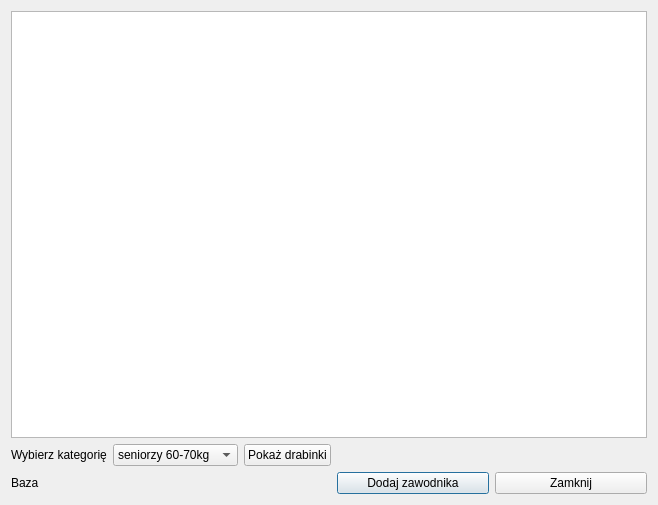
maciejszczesny/segregator, file drabinki.ui: the form before one commit.
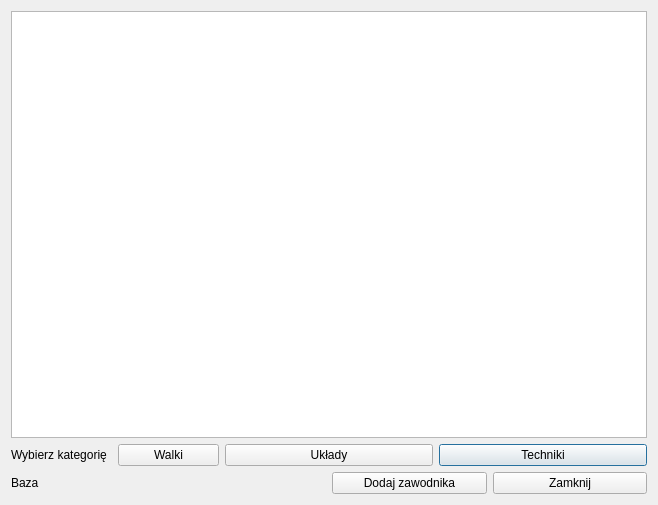
The form after the commit.

What changed in the file:
```diff
--- a/drabinki.ui
+++ b/drabinki.ui
@@ -13,7 +13,50 @@
   <property name="windowTitle">
    <string>Dialog</string>
   </property>
-  <layout class="QGridLayout" name="gridLayout_2">
+  <layout class="QGridLayout" name="gridLayout_3">
+   <item row="1" column="0" colspan="2">
+    <layout class="QGridLayout" name="gridLayout_2">
+     <item row="0" column="2">
+      <widget class="QPushButton" name="TechnikiButton">
+       <property name="text">
+        <string>Techniki</string>
+       </property>
+      </widget>
+     </item>
+     <item row="0" column="1">
+      <widget class="QPushButton" name="UkladyButton">
+       <property name="text">
+        <string>Układy</string>
+       </property>
+      </widget>
+     </item>
+     <item row="0" column="0">
+      <layout class="QGridLayout" name="gridLayout">
+       <item row="0" column="0">
+        <widget class="QLabel" name="label">
+         <property name="text">
+          <string>Wybierz kategorię</string>
+         </property>
+        </widget>
+       </item>
+       <item row="0" column="1">
+        <widget class="QPushButton" name="WalkiButton">
+         <property name="text">
+          <string>Walki</string>
+         </property>
+        </widget>
+       </item>
+      </layout>
+     </item>
+    </layout>
+   </item>
+   <item row="2" column="0">
+    <widget class="QLabel" name="CheckBase">
+     <property name="text">
+      <string>Baza</string>
+     </property>
+    </widget>
+   </item>
    <item row="2" column="1">
     <layout class="QHBoxLayout" name="horizontalLayout_2">
      <item>
@@ -32,111 +75,9 @@
      </item>
     </layout>
    </item>
-   <item row="1" column="1">
-    <spacer name="horizontalSpacer_2">
-     <property name="orientation">
-      <enum>Qt::Horizontal</enum>
-     </property>
-     <property name="sizeHint" stdset="0">
-      <size>
-       <width>40</width>
-       <height>20</height>
-      </size>
-     </property>
-    </spacer>
-   </item>
-   <item row="1" column="0">
-    <layout class="QGridLayout" name="gridLayout">
-     <item row="0" column="0">
-      <widget class="QLabel" name="label">
-       <property name="text">
-        <string>Wybierz kategorię</string>
-       </property>
-      </widget>
-     </item>
-     <item row="0" column="1">
-      <widget class="QComboBox" name="CategoryList">
-       <item>
-        <property name="text">
-         <string>seniorzy 60-70kg</string>
-        </property>
-       </item>
-       <item>
-        <property name="text">
-         <string>seniorzy 70-80kg</string>
-        </property>
-       </item>
-       <item>
-        <property name="text">
-         <string>seniorzy 80kg+</string>
-        </property>
-       </item>
-       <item>
-        <property name="text">
-         <string>juniorzy 40-50kg</string>
-        </property>
-       </item>
-       <item>
-        <property name="text">
-         <string>juniorzy 50-60kg</string>
-        </property>
-       </item>
-       <item>
-        <property name="text">
-         <string>juniorzy 60kg +</string>
-        </property>
-       </item>
-       <item>
-        <property name="text">
-         <string>mlodzicy 30-40kg</string>
-        </property>
-       </item>
-       <item>
-        <property name="text">
-         <string>mlodzicy 40-50kg</string>
-        </property>
-       </item>
-       <item>
-        <property name="text">
-         <string>mlodzicy 50kg+</string>
-        </property>
-       </item>
-       <item>
-        <property name="text">
-         <string>dzieci 15-20kg</string>
-        </property>
-       </item>
-       <item>
-        <property name="text">
-         <string>dzieci 20-25kg</string>
-        </property>
-       </item>
-       <item>
-        <property name="text">
-         <string>dzieci 30kg+</string>
-        </property>
-       </item>
-      </widget>
-     </item>
-     <item row="0" column="2">
-      <widget class="QPushButton" name="ShowLadders">
-       <property name="text">
-        <string>Pokaż drabinki</string>
-       </property>
-      </widget>
-     </item>
-    </layout>
-   </item>
    <item row="0" column="0" colspan="2">
     <widget class="QTreeView" name="treeView"/>
    </item>
-   <item row="2" column="0">
-    <widget class="QLabel" name="CheckBase">
-     <property name="text">
-      <string>Baza</string>
-     </property>
-    </widget>
-   </item>
   </layout>
  </widget>
  <resources/>
```
